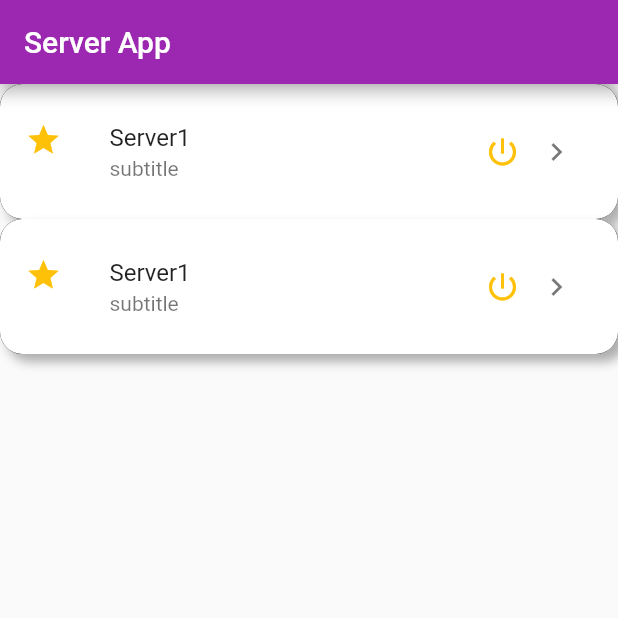
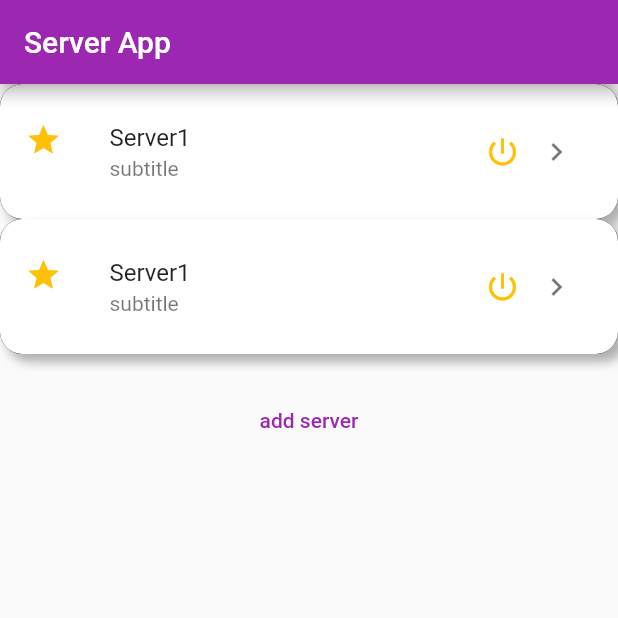
Before and after one commit to koorzenb/server_app, a Flutter app: the screen it shows after launch, on a phone screen of 412 x 824 dp, the top half of it. Run offline on Flutter 3.47's test engine with Material 2 defaults, Android fonts, the phone set to English and light mode, and no system bars.

Commit message:
Basic homepage

```diff
--- a/lib/main.dart
+++ b/lib/main.dart
@@ -40,11 +40,27 @@ class MyHomePage extends StatelessWidget {
         appBar: AppBar(
           title: Text(title),
         ),
-        body: ListView.builder(
-          itemBuilder: (context, index) {
-            return ServerItem(showServerDetails);
-          },
-          itemCount: 2,
+        body: Column(
+          children: [
+            Container(
+              height: 200,
+              child: ListView.builder(
+                itemBuilder: (context, index) {
+                  return ServerItem(showServerDetails);
+                },
+                itemCount: 2,
+              ),
+            ),
+            Center(
+              child: TextButton(
+                  onPressed: () => print('text button'),
+                  child: Text(
+                    'add server',
+                    style:
+                        TextStyle(color: Theme.of(context).colorScheme.primary),
+                  )),
+            )
+          ],
         ));
   }
 }
--- a/lib/widgets/server_item.dart
+++ b/lib/widgets/server_item.dart
@@ -37,7 +37,7 @@ class ServerItem extends StatelessWidget {
             children: [
               const Icon(Icons.power_settings_new),
               IconButton(
-                onPressed: () => showServerDetails(),
+                onPressed: () => print('right chevron'),
                 icon: const Icon(Icons.chevron_right),
                 color: Colors.black54,
               ),
```
